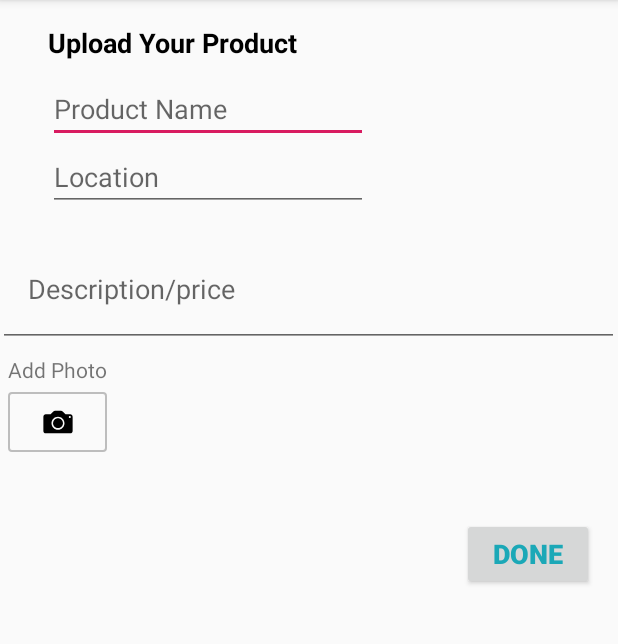
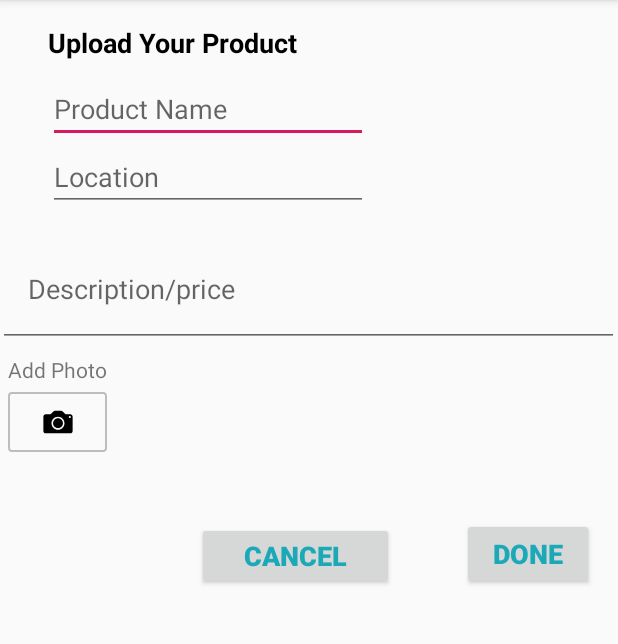
Before and after one commit to sklagat45/Mcrop, an Android app: the AddFruitStockActivity screen opened directly, with no data from a screen before it, on a phone screen of 412 x 824 dp, the part 84-728 px from its top. Run offline under Robolectric (Android 15) with nearby library versions, the phone set to English and light mode, and no system bars; our stand-ins replace ButterKnife, Firebase (no records; nobody signed in at launch, a user with empty details on screens opened directly).

Commit message:
added upload cancel

```diff
--- a/app/src/main/java/com/sklagat46/mcrop/ui/AddFruitStockActivity.java
+++ b/app/src/main/java/com/sklagat46/mcrop/ui/AddFruitStockActivity.java
@@ -383,7 +383,7 @@
             progressDialog.setTitle("Uploading...");
             progressDialog.show();
 
-            StorageReference ref = storageReference.child("vegetables/" + UUID.randomUUID().toString());
+            StorageReference ref = storageReference.child("fruits/" + UUID.randomUUID().toString());
             ref.putFile(selectedImageUri)
                     .addOnSuccessListener(new OnSuccessListener<UploadTask.TaskSnapshot>() {
                         @Override
@@ -408,6 +408,10 @@
                         }
                     });
         }
+    }
+
+    public void cancelBtn(View view) {
+
     }
 
     private class InvokeCameraTask extends AsyncTask<String, Void, Boolean> {
--- a/app/src/main/java/com/sklagat46/mcrop/ui/AddVegetableStockActivity.java
+++ b/app/src/main/java/com/sklagat46/mcrop/ui/AddVegetableStockActivity.java
@@ -410,6 +410,9 @@
         }
     }
 
+    public void cancelBtn(View view) {
+    }
+
     private class InvokeCameraTask extends AsyncTask<String, Void, Boolean> {
         private File imageFile;
         private ProgressDialog progressDialog;
--- a/app/src/main/res/layout/activity_add_fruit_stock.xml
+++ b/app/src/main/res/layout/activity_add_fruit_stock.xml
@@ -104,7 +104,7 @@
                 <ImageView
                     android:id="@+id/imgv_photo"
                     android:layout_width="140dp"
-                    android:layout_height="123dp"
+                    android:layout_height="0dp"
                     android:layout_marginBottom="10dp"
                     android:layout_weight="0.65"
                     android:adjustViewBounds="true"
@@ -113,7 +113,8 @@
                     android:ems="10"
                     android:gravity="top|center_horizontal"
                     android:padding="0dp"
-                    android:scaleType="centerCrop" />
+                    android:scaleType="centerCrop"
+                    tools:ignore="ContentDescription" />
 
                 <RelativeLayout
                     android:id="@+id/attach_photo"
@@ -140,7 +141,8 @@
                         android:layout_toRightOf="@+id/btn_camera"
                         android:background="@drawable/btn_bg_white"
                         android:textColor="#000000"
-                        app:srcCompat="@drawable/ic_photo_library_black_24px" />
+                        app:srcCompat="@drawable/ic_photo_library_black_24px"
+                        android:layout_toEndOf="@+id/btn_camera" />
                 </RelativeLayout>
             </LinearLayout>
 
@@ -165,6 +167,29 @@
                 app:layout_constraintStart_toStartOf="parent"
                 app:layout_constraintTop_toBottomOf="@+id/layout_addPhoto"
                 tools:ignore="OnClick" />
+            <Button
+                android:id="@+id/btn_cancel"
+                android:layout_width="131dp"
+                android:layout_height="45dp"
+                android:layout_alignParentTop="true"
+                android:layout_marginStart="8dp"
+                android:layout_marginLeft="8dp"
+                android:layout_marginTop="8dp"
+                android:layout_marginEnd="8dp"
+                android:layout_marginRight="8dp"
+                android:layout_marginBottom="8dp"
+                android:onClick="cancelBtn"
+                android:text="CANCEL"
+                android:textColor="@color/forgot_password"
+                android:textSize="18sp"
+                android:textStyle="bold"
+                app:layout_constraintBottom_toBottomOf="parent"
+                app:layout_constraintEnd_toStartOf="@+id/doneBtn"
+                app:layout_constraintHorizontal_bias="0.769"
+                app:layout_constraintStart_toStartOf="parent"
+                app:layout_constraintTop_toBottomOf="@+id/layout_addPhoto"
+                app:layout_constraintVertical_bias="1.0"
+                tools:ignore="onClick" />
 
 
         </androidx.constraintlayout.widget.ConstraintLayout>
```
Also changed, not shown: app/src/main/res/layout/activity_add_vegetable_stock.xml (+25 -1 lines).
